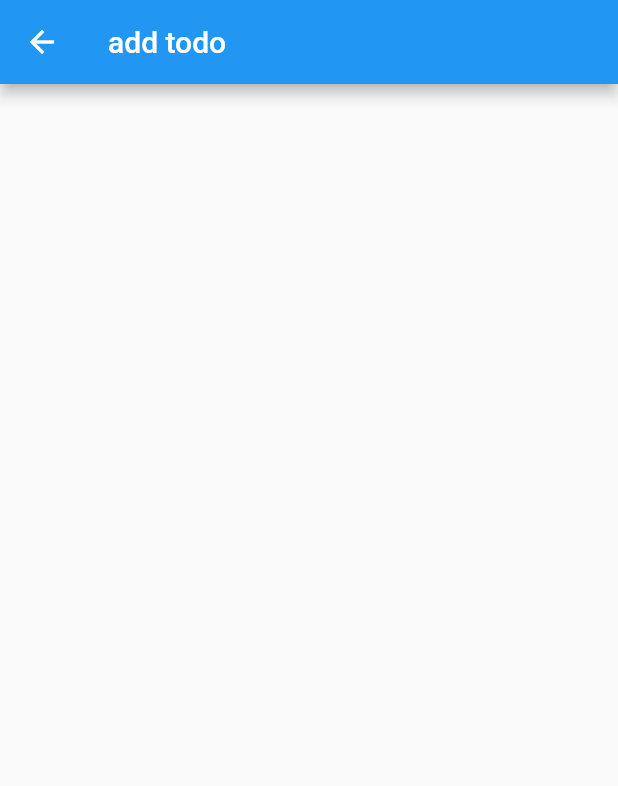
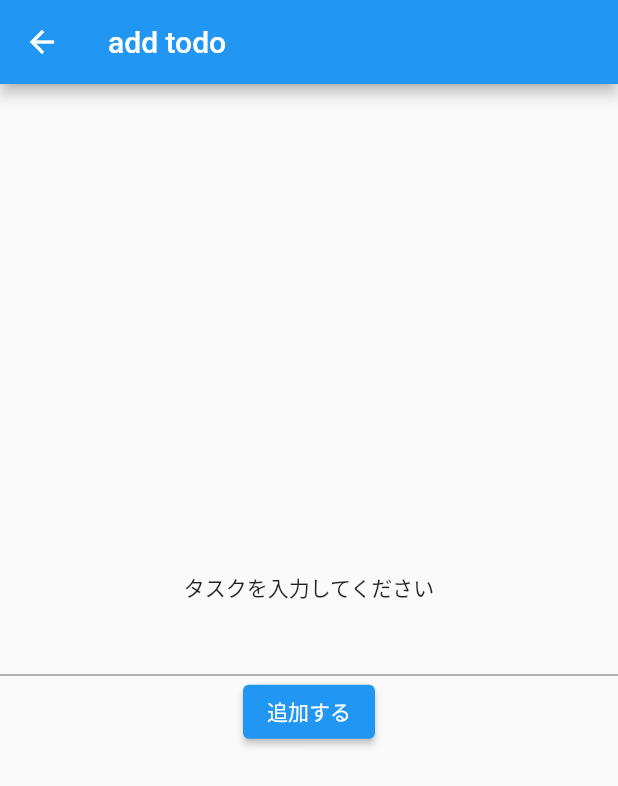
Before and after one commit to murakamiren/flutter-todo, a Flutter app: the screen it shows after launch, after a tap on the "add" icon, on a phone screen of 412 x 824 dp. Shown: the top 786 px of the screen. Run offline on Flutter 3.47's test engine with Material 2 defaults, Android fonts, the phone set to English and light mode, and no system bars.

Commit message:
add todo func

```diff
--- a/lib/pages/addTodoPage.dart
+++ b/lib/pages/addTodoPage.dart
@@ -10,10 +10,25 @@ class AddTodoPage extends StatefulWidget {
 }
 
 class _AddTodoPageState extends State<AddTodoPage> {
+  String _title = "";
+
   @override
   Widget build(BuildContext context) {
     return Scaffold(
       appBar: AppBar(title: Text("add todo")),
+      body: Center(
+          child: Column(
+        mainAxisSize: MainAxisSize.min,
+        children: [
+          const Text("タスクを入力してください"),
+          TextField(
+            onChanged: (String text) => _title = text,
+          ),
+          ElevatedButton(
+              onPressed: () => Navigator.pop(context, _title),
+              child: const Text("追加する"))
+        ],
+      )),
     );
   }
 }
--- a/lib/pages/homePage.dart
+++ b/lib/pages/homePage.dart
@@ -44,8 +44,11 @@ class _HomePageState extends State<HomePage> {
         },
       ),
       floatingActionButton: FloatingActionButton(
-        onPressed: () => Navigator.of(context)
-            .push(MaterialPageRoute(builder: (context) => AddTodoPage())),
+        onPressed: () async {
+          final String title = await Navigator.of(context)
+              .push(MaterialPageRoute(builder: (context) => AddTodoPage()));
+          _addTodo(title);
+        },
         tooltip: "add todo",
         child: const Icon(Icons.add),
       ),
```
